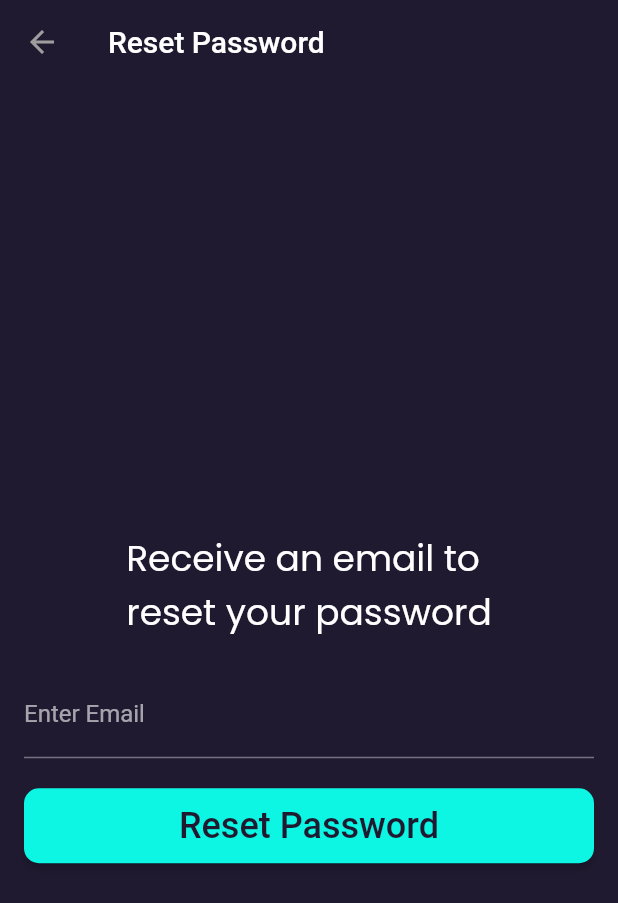
After one commit to pranav2811/CryptoTradeX, a Flutter app: the screen it shows after launch, after a tap on "Forgot Password?", on a phone screen of 412 x 824 dp. The commit adds this screen. Shown: the top 903 px of the screen. Run offline on Flutter 3.47's test engine with Material 2 defaults, Android fonts, the phone set to English and light mode, and no system bars; our stand-ins replace email_validator, firebase_auth, firebase_core, fl_chart, fluttertoast, get and 5 more; missing offline and left inert: crypto_font_icons, firebase_app_check; accounts and stored records are empty; network calls fail.

Commit message:
added app logo and forget password screen

```diff
--- /dev/null
+++ b/lib/Screens/forget_password.dart
@@ -0,0 +1,130 @@
+import 'package:email_validator/email_validator.dart';
+import 'package:firebase_auth/firebase_auth.dart';
+import 'package:flutter/material.dart';
+import 'package:fluttertoast/fluttertoast.dart';
+import 'login_screen.dart';
+
+class ForgetPasswordScreen extends StatefulWidget {
+  const ForgetPasswordScreen({super.key});
+
+  @override
+  State<ForgetPasswordScreen> createState() => _ForgetPasswordScreenState();
+}
+
+class _ForgetPasswordScreenState extends State<ForgetPasswordScreen> {
+  final formKey = GlobalKey<FormState>();
+  final emailController = TextEditingController();
+  @override
+  void dispose() {
+    emailController.dispose();
+    super.dispose();
+  }
+
+  @override
+  Widget build(BuildContext context) {
+    return Scaffold(
+      backgroundColor: const Color(0xFF201A30),
+      appBar: AppBar(
+        title: const Align(
+          alignment: Alignment.centerLeft,
+          child: Text("Reset Password"),
+        ),
+        backgroundColor: const Color(0xFF201A30),
+        elevation: 0,
+        leading: IconButton(
+          icon: const Icon(Icons.arrow_back),
+          color: Colors.grey,
+          onPressed: () {
+            _navigateToLoginScreen(context);
+          },
+        ),
+      ),
+      body: Padding(
+        padding: const EdgeInsets.all(16.0),
+        child: Form(
+          key: formKey,
+          child: Column(
+            mainAxisAlignment: MainAxisAlignment.center,
+            children: [
+              const SizedBox(
+                height: 50,
+              ),
+              const Text(
+                "Receive an email to \nreset your password",
+                style: TextStyle(
+                  fontSize: 24,
+                ),
+              ),
+              const SizedBox(
+                height: 20,
+              ),
+              TextFormField(
+                controller: emailController,
+                cursorColor: Colors.white,
+                textInputAction: TextInputAction.done,
+                decoration: const InputDecoration(labelText: "Enter Email"),
+                autovalidateMode: AutovalidateMode.onUserInteraction,
+                validator: (email) =>
+                    email != null && !EmailValidator.validate(email)
+                        ? 'Enter a valid email'
+                        : null,
+              ),
+              const SizedBox(
+                height: 20,
+              ),
+              ElevatedButton(
+                  style: ElevatedButton.styleFrom(
+                    backgroundColor: const Color(0xFF0DF5E3),
+                    minimumSize: const Size.fromHeight(50),
+                    shape: RoundedRectangleBorder(
+                        borderRadius: BorderRadius.circular(10)),
+                  ),
+                  onPressed: resetPassword,
+                  child: const Text(
+                    "Reset Password",
+                    style: TextStyle(
+                      color: Color(0xFF201A30),
+                      fontSize: 24,
+                    ),
+                  ))
+            ],
+          ),
+        ),
+      ),
+    );
+  }
+
+  Future resetPassword() async {
+    showDialog(
+        context: context,
+        barrierDismissible: false,
+        builder: (context) => const Center(
+              child: CircularProgressIndicator(),
+            ));
+    try {
+      await FirebaseAuth.instance
+          .sendPasswordResetEmail(email: emailController.text.trim());
+      Fluttertoast.showToast(
+        msg: "Password Reset Email sent",
+        toastLength: Toast.LENGTH_SHORT,
+        gravity: ToastGravity.BOTTOM,
+        textColor: Colors.white,
+      );
+      Navigator.of(context).popUntil((route) => route.isFirst);
+    } on FirebaseAuthException catch (e) {
+      print(e);
+      Navigator.of(context).pop();
+      Fluttertoast.showToast(
+        msg: e.message ?? "Error Occured",
+        toastLength: Toast.LENGTH_SHORT,
+        gravity: ToastGravity.BOTTOM,
+        textColor: Colors.white,
+      );
+    }
+  }
+}
+
+void _navigateToLoginScreen(BuildContext context) {
+  Navigator.of(context)
+      .push(MaterialPageRoute(builder: (context) => const loginScreen()));
+}
--- a/lib/Screens/login_screen.dart
+++ b/lib/Screens/login_screen.dart
@@ -3,6 +3,7 @@ import 'package:cryptotradex/pages/home_page.dart';
 import 'package:firebase_auth/firebase_auth.dart';
 import 'package:flutter/material.dart';
 import 'package:get/get.dart';
+import 'package:cryptotradex/Screens/forget_password.dart';
 
 import '../view_model/loginViewModel.dart';
 
@@ -14,6 +15,7 @@ class loginScreen extends StatefulWidget {
 }
 
 class _loginScreenState extends State<loginScreen> {
+  bool valuefirst = false;
   bool _isVisible = false;
   FirebaseAuth auth = FirebaseAuth.instance;
   final LoginViewModel loginController = Get.put(LoginViewModel());
@@ -102,12 +104,13 @@ class _loginScreenState extends State<loginScreen> {
                     mainAxisAlignment: MainAxisAlignment.start,
                     crossAxisAlignment: CrossAxisAlignment.start,
                     children: [
-                      Obx(() => Checkbox(
-                          value: loginController.checkValue.value,
-                          onChanged: (value) {
-                            //RxBool temp = value as RxBool;
-                            loginController.changeValue(RxBool(value!));
-                          })),
+                      Checkbox(
+                          value: this.valuefirst,
+                          onChanged: (bool? value) {
+                            setState(() {
+                              this.valuefirst = value!;
+                            });
+                          }),
                       const SizedBox(width: 10),
                       const Padding(
                         padding: EdgeInsets.only(top: 11.0),
@@ -152,16 +155,20 @@ class _loginScreenState extends State<loginScreen> {
                       style: TextStyle(fontSize: 20, color: Color(0xFF201A30)),
                     ),
                   ),
+                  GestureDetector(
+                      child: const Text(
+                        "Forgot Password?",
+                        style: TextStyle(
+                          fontSize: 15,
+                          decoration: TextDecoration.underline,
+                          color: Color(0xFF0DF5E3),
+                        ),
+                      ),
+                      onTap: () {
+                        _navigateToForgetPasswordScreen(context);
+                      }),
                   const SizedBox(
                     height: 10,
-                  ),
-                  const Text(
-                    "Forgot Password?",
-                    style: TextStyle(
-                      fontSize: 15,
-                      decoration: TextDecoration.underline,
-                      color: Color(0xFF0DF5E3),
-                    ),
                   ),
                   const SizedBox(
                     height: 50,
@@ -260,3 +267,8 @@ void _navigateToHomeScreen(BuildContext context) {
   Navigator.of(context)
       .push(MaterialPageRoute(builder: (context) => const HomePage()));
 }
+
+void _navigateToForgetPasswordScreen(BuildContext context) {
+  Navigator.of(context).push(
+      MaterialPageRoute(builder: (context) => const ForgetPasswordScreen()));
+}
--- a/lib/main.dart
+++ b/lib/main.dart
@@ -1,4 +1,3 @@
-import 'package:cryptotradex/Screens/sign_up_screen.dart';
 import 'package:cryptotradex/data/theme_data.dart';
 import 'package:cryptotradex/firebase_options.dart';
 import 'package:flutter/material.dart';
--- a/pubspec.yaml
+++ b/pubspec.yaml
@@ -38,6 +38,7 @@ dependencies:
   # Use with the CupertinoIcons class for iOS style icons.
   cupertino_icons: ^1.0.2
   unicons: ^2.1.1
+  email_validator: ^2.0.1
   google_fonts: ^6.1.0
   get: ^4.6.6
   intl: ^0.18.1
@@ -52,6 +53,7 @@ dependencies:
   firebase_storage: ^11.4.1
   cloud_firestore: ^4.12.2
   firebase_app_check: ^0.2.1+4
+  fluttertoast: ^8.2.4
 
 dev_dependencies:
   flutter_test:
```
Also changed, not shown: lib/pages/home_page.dart (+9 -5 lines), pubspec.lock, 62 other files.
